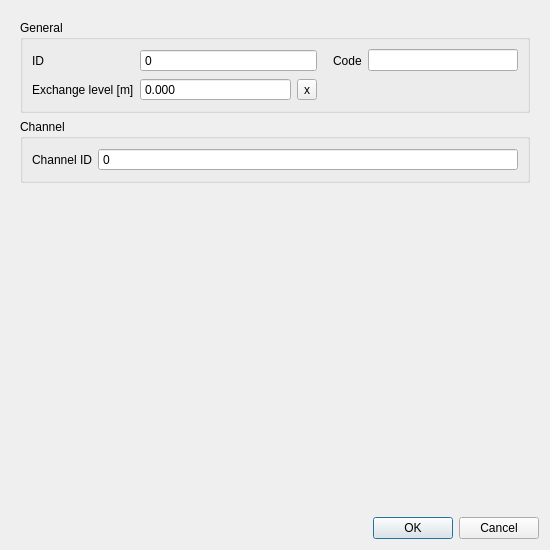
Before: the Qt Designer form threedi_schematisation_editor/forms/ui/exchange_line.ui in nens/threedi-schematisation-editor, drawn with Qt 5.
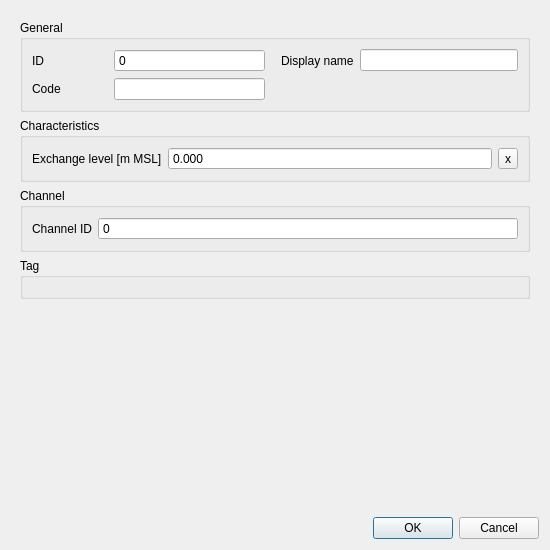
After: the same form once the commit is applied.

The edit to the form file:
```diff
--- a/threedi_schematisation_editor/forms/ui/exchange_line.ui
+++ b/threedi_schematisation_editor/forms/ui/exchange_line.ui
@@ -32,7 +32,25 @@
        </rect>
       </property>
       <layout class="QGridLayout" name="gridLayout_2">
-       <item row="1" column="0">
+       <item row="3" column="0">
+        <widget class="QGroupBox" name="grp_tag">
+         <property name="font">
+          <font>
+           <weight>50</weight>
+           <bold>false</bold>
+          </font>
+         </property>
+         <property name="title">
+          <string>Tag</string>
+         </property>
+         <layout class="QGridLayout" name="gridLayout_16">
+          <item row="0" column="0" colspan="2">
+           <layout class="QHBoxLayout" name="tags_layout"/>
+          </item>
+         </layout>
+        </widget>
+       </item>
+       <item row="2" column="0">
         <widget class="QGroupBox" name="grp_channel">
          <property name="locale">
           <locale language="English" country="UnitedStates"/>
@@ -103,39 +121,6 @@
           <string>General</string>
          </property>
          <layout class="QGridLayout" name="gridLayout_9">
-          <item row="1" column="2">
-           <widget class="QToolButton" name="exchange_level_clear">
-            <property name="text">
-             <string>x</string>
-            </property>
-           </widget>
-          </item>
-          <item row="0" column="4">
-           <widget class="QLineEdit" name="code">
-            <property name="sizePolicy">
-             <sizepolicy hsizetype="Expanding" vsizetype="Fixed">
-              <horstretch>0</horstretch>
-              <verstretch>0</verstretch>
-             </sizepolicy>
-            </property>
-            <property name="clearButtonEnabled">
-             <bool>true</bool>
-            </property>
-           </widget>
-          </item>
-          <item row="0" column="3">
-           <widget class="QLabel" name="label_23">
-            <property name="text">
-             <string>Code</string>
-            </property>
-            <property name="alignment">
-             <set>Qt::AlignLeading|Qt::AlignLeft|Qt::AlignVCenter</set>
-            </property>
-            <property name="indent">
-             <number>10</number>
-            </property>
-           </widget>
-          </item>
           <item row="0" column="1" colspan="2">
            <widget class="QSpinBox" name="id">
             <property name="readOnly">
@@ -158,53 +143,6 @@
             </property>
            </widget>
           </item>
-          <item row="1" column="0">
-           <widget class="QLabel" name="label_6">
-            <property name="locale">
-             <locale language="English" country="UnitedStates"/>
-            </property>
-            <property name="text">
-             <string>Exchange level [m]</string>
-            </property>
-            <property name="alignment">
-             <set>Qt::AlignLeading|Qt::AlignLeft|Qt::AlignVCenter</set>
-            </property>
-           </widget>
-          </item>
-          <item row="1" column="1">
-           <widget class="QDoubleSpinBox" name="exchange_level">
-            <property name="sizePolicy">
-             <sizepolicy hsizetype="Expanding" vsizetype="Fixed">
-              <horstretch>0</horstretch>
-              <verstretch>0</verstretch>
-             </sizepolicy>
-            </property>
-            <property name="locale">
-             <locale language="English" country="UnitedStates"/>
-            </property>
-            <property name="buttonSymbols">
-             <enum>QAbstractSpinBox::NoButtons</enum>
-            </property>
-            <property name="decimals">
-             <number>3</number>
-            </property>
-            <property name="minimum">
-             <double>-99999999.000000000000000</double>
-            </property>
-            <property name="maximum">
-             <double>1000000.000000000000000</double>
-            </property>
-            <property name="showClearButton" stdset="0">
-             <bool>true</bool>
-            </property>
-            <property name="clearValue" stdset="0">
-             <bool>true</bool>
-            </property>
-            <property name="expressionsEnabled" stdset="0">
-             <bool>true</bool>
-            </property>
-           </widget>
-          </item>
           <item row="0" column="0">
            <widget class="QLabel" name="label_24">
             <property name="text">
@@ -215,10 +153,68 @@
             </property>
            </widget>
           </item>
+          <item row="1" column="0">
+           <widget class="QLabel" name="label_23">
+            <property name="text">
+             <string>Code</string>
+            </property>
+            <property name="alignment">
+             <set>Qt::AlignLeading|Qt::AlignLeft|Qt::AlignVCenter</set>
+            </property>
+            <property name="indent">
+             <number>-1</number>
+            </property>
+           </widget>
+          </item>
+          <item row="1" column="1" colspan="2">
+           <widget class="QLineEdit" name="code">
+            <property name="sizePolicy">
+             <sizepolicy hsizetype="Expanding" vsizetype="Fixed">
+              <horstretch>0</horstretch>
+              <verstretch>0</verstretch>
+             </sizepolicy>
+            </property>
+            <property name="clearButtonEnabled">
+             <bool>true</bool>
+            </property>
+           </widget>
+          </item>
+          <item row="0" column="3">
+           <widget class="QLabel" name="label_2">
+            <property name="locale">
+             <locale language="English" country="UnitedStates"/>
+            </property>
+            <property name="text">
+             <string>Display name</string>
+            </property>
+            <property name="alignment">
+             <set>Qt::AlignLeading|Qt::AlignLeft|Qt::AlignVCenter</set>
+            </property>
+            <property name="indent">
+             <number>10</number>
+            </property>
+           </widget>
+          </item>
+          <item row="0" column="4" colspan="2">
+           <widget class="QLineEdit" name="display_name">
+            <property name="sizePolicy">
+             <sizepolicy hsizetype="Expanding" vsizetype="Fixed">
+              <horstretch>0</horstretch>
+              <verstretch>0</verstretch>
+             </sizepolicy>
+            </property>
+            <property name="locale">
+             <locale language="English" country="UnitedStates"/>
+            </property>
+            <property name="clearButtonEnabled">
+             <bool>true</bool>
+            </property>
+           </widget>
+          </item>
          </layout>
         </widget>
        </item>
-       <item row="2" column="0">
+       <item row="4" column="0">
         <spacer name="verticalSpacer">
          <property name="orientation">
           <enum>Qt::Vertical</enum>
@@ -231,6 +227,72 @@
          </property>
         </spacer>
        </item>
+       <item row="1" column="0">
+        <widget class="QGroupBox" name="grp_characteristics">
+         <property name="title">
+          <string>Characteristics</string>
+         </property>
+         <layout class="QGridLayout" name="gridLayout_3">
+          <item row="0" column="0">
+           <widget class="QLabel" name="label_6">
+            <property name="locale">
+             <locale language="English" country="UnitedStates"/>
+            </property>
+            <property name="text">
+             <string>Exchange level [m MSL]</string>
+            </property>
+            <property name="alignment">
+             <set>Qt::AlignLeading|Qt::AlignLeft|Qt::AlignVCenter</set>
+            </property>
+            <property name="indent">
+             <number>-1</number>
+            </property>
+           </widget>
+          </item>
+          <item row="0" column="1">
+           <widget class="QDoubleSpinBox" name="exchange_level">
+            <property name="sizePolicy">
+             <sizepolicy hsizetype="Expanding" vsizetype="Fixed">
+              <horstretch>0</horstretch>
+              <verstretch>0</verstretch>
+             </sizepolicy>
+            </property>
+            <property name="locale">
+             <locale language="English" country="UnitedStates"/>
+            </property>
+            <property name="buttonSymbols">
+             <enum>QAbstractSpinBox::NoButtons</enum>
+            </property>
+            <property name="decimals">
+             <number>3</number>
+            </property>
+            <property name="minimum">
+             <double>-99999999.000000000000000</double>
+            </property>
+            <property name="maximum">
+             <double>1000000.000000000000000</double>
+            </property>
+            <property name="showClearButton" stdset="0">
+             <bool>true</bool>
+            </property>
+            <property name="clearValue" stdset="0">
+             <bool>true</bool>
+            </property>
+            <property name="expressionsEnabled" stdset="0">
+             <bool>true</bool>
+            </property>
+           </widget>
+          </item>
+          <item row="0" column="2">
+           <widget class="QToolButton" name="exchange_level_clear">
+            <property name="text">
+             <string>x</string>
+            </property>
+           </widget>
+          </item>
+         </layout>
+        </widget>
+       </item>
       </layout>
      </widget>
     </widget>
```
Left out of the diff: 1 changed line with no effect on the pictures.
